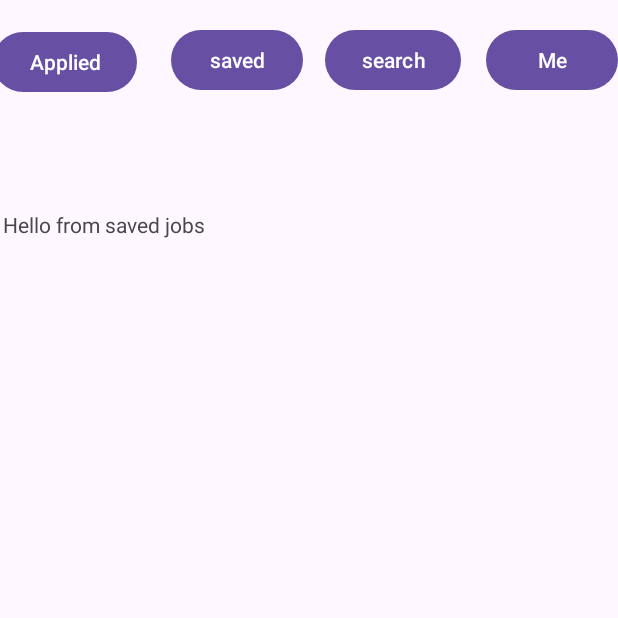
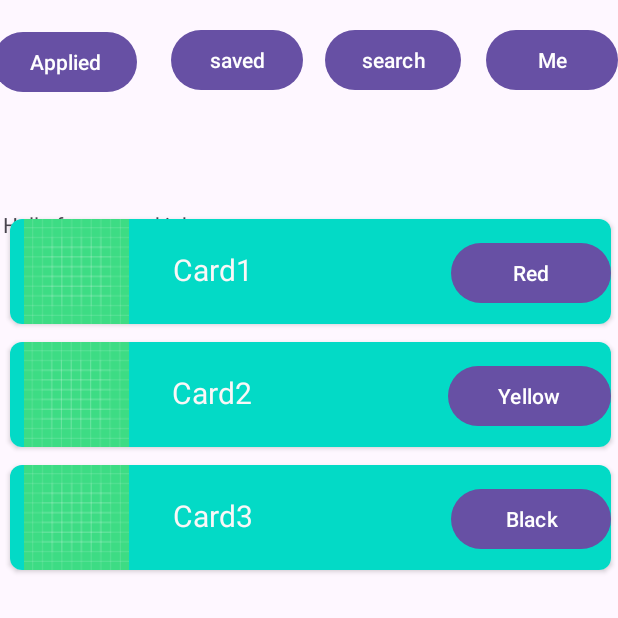
Before and after one commit to aksh0010/Get-A-Job-AndoridApp, an Android app: the fragment Saved_jobs placed in its activity, on a phone screen of 412 x 824 dp, the top half of it. Run offline under Robolectric (Android 15) with nearby library versions, the phone set to English and light mode, and no system bars.

Commit message:
Added same feature from Applied jobs to saved jobs

```diff
--- a/app/src/main/java/com/example/get_a_job/Saved_jobs.java
+++ b/app/src/main/java/com/example/get_a_job/Saved_jobs.java
@@ -2,11 +2,18 @@ package com.example.get_a_job;
 
 import android.os.Bundle;
 
+import androidx.annotation.NonNull;
+import androidx.annotation.Nullable;
 import androidx.fragment.app.Fragment;
+import androidx.recyclerview.widget.LinearLayoutManager;
+import androidx.recyclerview.widget.RecyclerView;
 
+import android.util.Log;
 import android.view.LayoutInflater;
 import android.view.View;
 import android.view.ViewGroup;
+
+import java.util.ArrayList;
 
 /**
  * A simple {@link Fragment} subclass.
@@ -19,6 +26,9 @@ public class Saved_jobs extends Fragment {
     // the fragment initialization parameters, e.g. ARG_ITEM_NUMBER
     private static final String ARG_PARAM1 = "param1";
     private static final String ARG_PARAM2 = "param2";
+    RecyclerView recylerView;
+    ArrayList<JobDisplayObject> dataSets= new ArrayList<>();
+
 
     // TODO: Rename and change types of parameters
     private String mParam1;
@@ -47,6 +57,24 @@ public class Saved_jobs extends Fragment {
     }
 
     @Override
+    public void onViewCreated(@NonNull View view, @Nullable Bundle savedInstanceState) {
+        super.onViewCreated(view, savedInstanceState);
+        recylerView = (RecyclerView) view.findViewById(R.id.recyler_job_saved_view);
+        LinearLayoutManager linearLayoutManager = new LinearLayoutManager(getContext());
+        recylerView.setLayoutManager(linearLayoutManager);
+
+
+        dataSets.add(new JobDisplayObject("Card1",R.drawable.ic_launcher_background,"Red"));
+        dataSets.add(new JobDisplayObject("Card2",R.drawable.ic_launcher_background,"Yellow"));
+        dataSets.add(new JobDisplayObject("Card3",R.drawable.ic_launcher_background,"Black"));
+
+        ArrayAdaptor_JobDisplayObject myAdapter = new ArrayAdaptor_JobDisplayObject(dataSets);
+        recylerView.setAdapter(myAdapter);
+        Log.d("lifec","onViewCreated Saved_jobs");
+
+    }
+
+    @Override
     public void onCreate(Bundle savedInstanceState) {
         super.onCreate(savedInstanceState);
         if (getArguments() != null) {
--- a/app/src/main/res/layout/activity_app_home.xml
+++ b/app/src/main/res/layout/activity_app_home.xml
@@ -25,7 +25,6 @@
         android:layout_marginStart="216dp"
         android:layout_marginTop="16dp"
         android:layout_marginEnd="16dp"
-        android:onClick="appliedFrag"
         android:text="search"
         app:layout_constraintEnd_toStartOf="@+id/btn_myself"
         app:layout_constraintStart_toStartOf="parent"
--- a/app/src/main/res/layout/fragment_saved_jobs.xml
+++ b/app/src/main/res/layout/fragment_saved_jobs.xml
@@ -11,4 +11,10 @@
         android:layout_height="match_parent"
         android:text="Hello from saved jobs" />
 
+    <androidx.recyclerview.widget.RecyclerView
+        android:id="@+id/recyler_job_saved_view"
+        android:layout_width="match_parent"
+        android:layout_height="match_parent"
+        >
+    </androidx.recyclerview.widget.RecyclerView>
 </FrameLayout>
```
